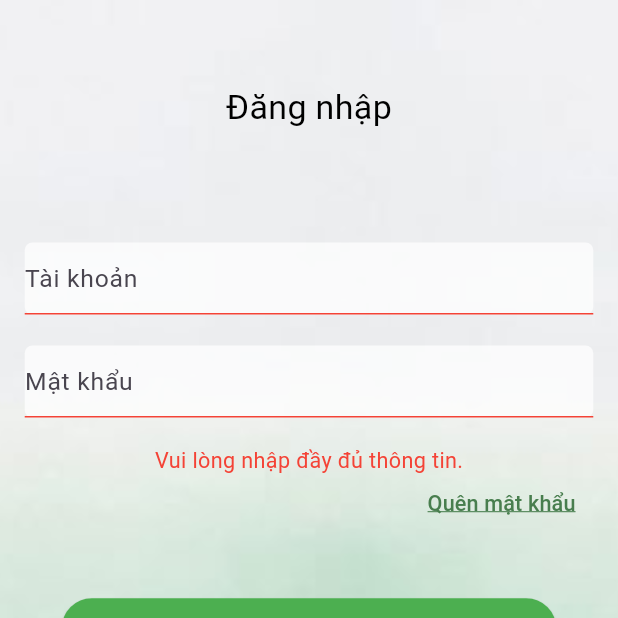
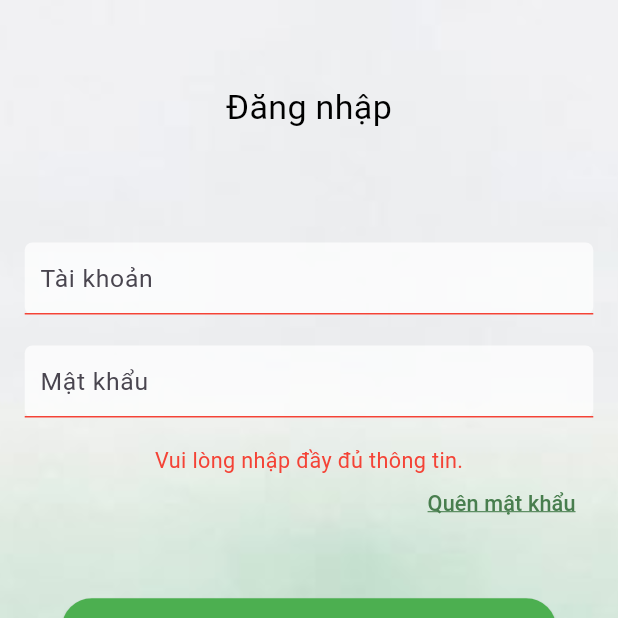
Before and after one commit to Bouncybear2409/ChamCong, a Flutter app: the screen it shows after launch, after a tap on "Đăng nhập", on a phone screen of 412 x 824 dp, the top half of it. Run offline on Flutter 3.47's test engine with Material 3 defaults, Android fonts, the phone set to English and light mode, and no system bars; our stand-ins replace flutter_screenutil.

Commit message:
done login logic

```diff
--- a/chamcong/lib/login/login_body.dart
+++ b/chamcong/lib/login/login_body.dart
@@ -29,7 +29,7 @@ class _LoginBodyState extends State<LoginBody> {
   void validateLogin() {
     String username = usernameController.text;
     String password = passwordController.text;
-
+    int count = 0;
     bool isValidLogin = checkCredentials(username, password);
 
     if (isValidLogin) {
@@ -40,15 +40,24 @@ class _LoginBodyState extends State<LoginBody> {
     } else {
       if (username.isEmpty || password.isEmpty) {
         setState(() {
+          count++;
           notificatitonText = 'Vui lòng nhập đầy đủ thông tin.';
         });
       } else if (password.length < 8) {
         setState(() {
+          count++;
           notificatitonText = 'Mật khẩu phải lớn hơn hoặc bằng 8';
         });
       } else {
         setState(() {
+          count++;
           notificatitonText = 'Tài khoản hoặc mật khẩu không hợp lệ.';
+        });
+      }
+      if (count == 3) {
+        setState(() {
+          notificatitonText =
+              'Tài khoản của bạn đã bị khóa trong 5 phút. Vui lòng đăng nhập lại sau 5 phút';
         });
       }
     }
@@ -95,6 +104,7 @@ class _LoginBodyState extends State<LoginBody> {
                       style: TextStyle(color: Colors.black),
                       controller: usernameController,
                       decoration: InputDecoration(
+                        contentPadding: EdgeInsets.symmetric(horizontal: 10.sp),
                         border: notificatitonText.isEmpty
                             ? InputBorder.none
                             : UnderlineInputBorder(
@@ -131,6 +141,7 @@ class _LoginBodyState extends State<LoginBody> {
                       controller: passwordController,
                       obscureText: true,
                       decoration: InputDecoration(
+                        contentPadding: EdgeInsets.symmetric(horizontal: 10.sp),
                         border: notificatitonText.isEmpty
                             ? InputBorder.none
                             : UnderlineInputBorder(
--- a/chamcong/lib/main.dart
+++ b/chamcong/lib/main.dart
@@ -25,7 +25,7 @@ class MyApp extends StatelessWidget {
             primarySwatch: Colors.blue,
             textTheme: Typography.englishLike2018.apply(fontSizeFactor: 1.sp),
           ),
-          home: LoginPage(),
+          home: const LoginPage(),
         );
       },
     );
```
